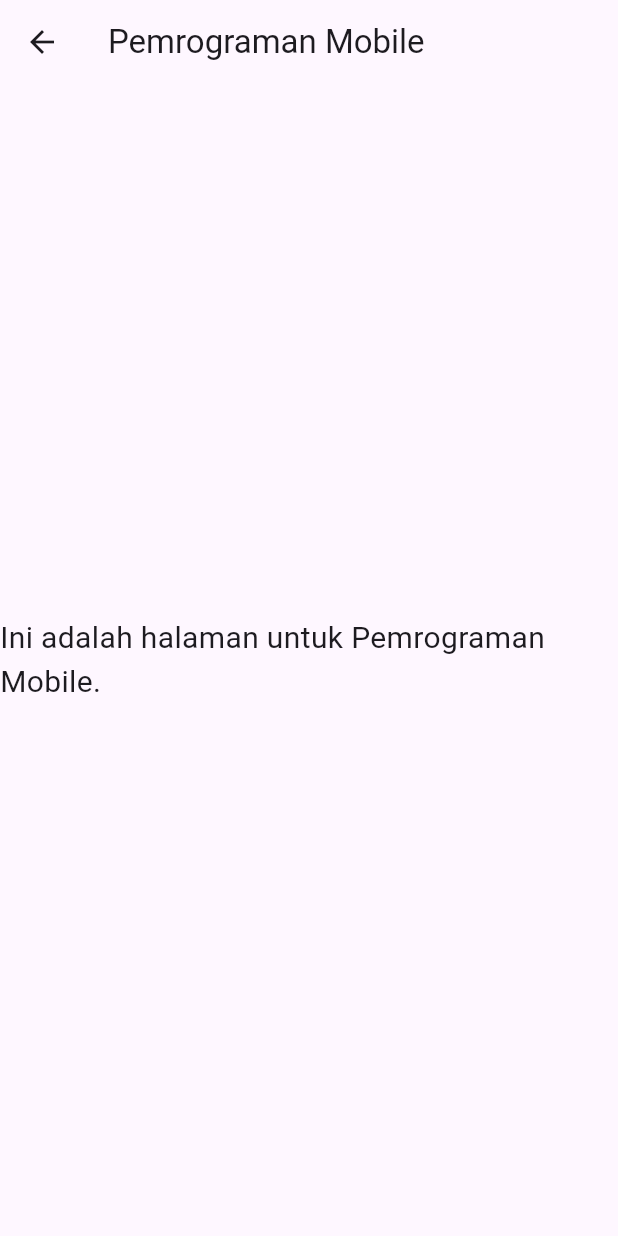
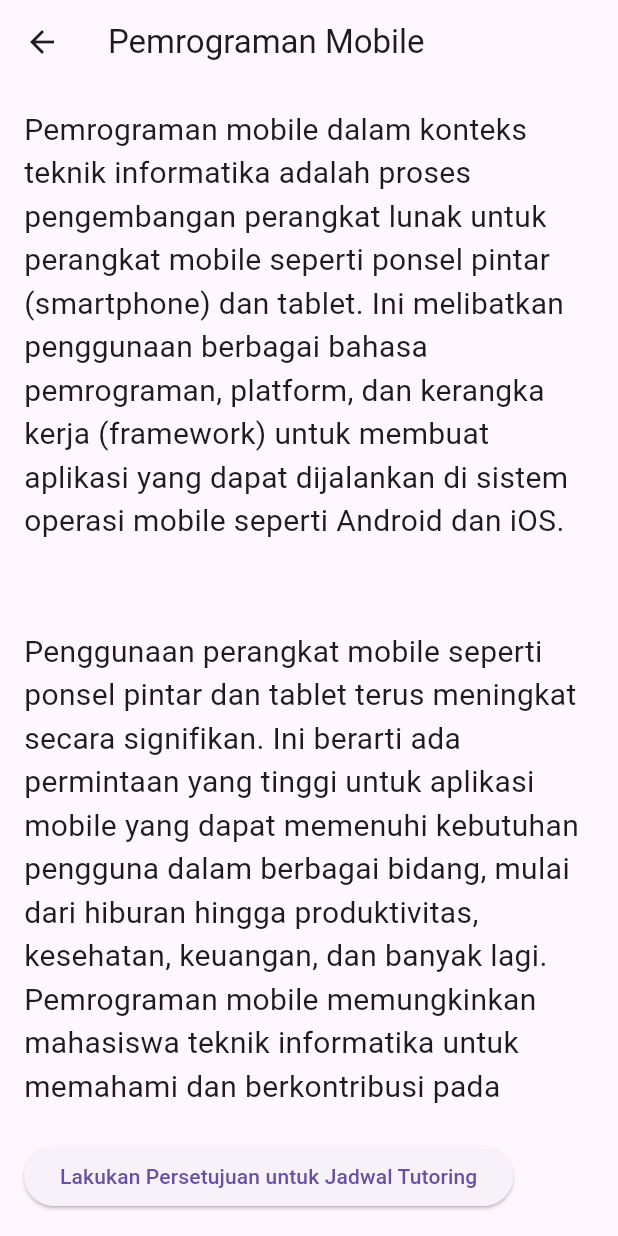
Before and after one commit to Kagachi1/aplikasi_tutor_pribadi, a Flutter app: the PemrogramanMobilePage screen opened directly, on a phone screen of 412 x 824 dp. Run offline on Flutter 3.47's test engine with Material 3 defaults, Android fonts, the phone set to English and light mode, and no system bars; Roboto replaces fonts that are missing (Nunito).

Commit message:
sedikit perubahan pada metodologi penelitian dan penambahan isi pada pemrograman mobile

```diff
--- a/lib/metodologi_penelitian.dart
+++ b/lib/metodologi_penelitian.dart
@@ -16,7 +16,7 @@ class MetodologiPenelitianPage extends StatelessWidget {
             Expanded(
               child: SingleChildScrollView(
                 child: Text(
-                  'Metodologi merupakan ilmu-ilmu/cara yang digunakan untuk memperoleh kebenaran menggunakan penelusuran dengan tata cara tertentu dalam menemukan kebenaran, tergantung dari realitas yang sedang dikaji.\nMatkul metode penelitian sangat penting untuk jurusan teknik informatika karena memberikan dasar yang kuat dalam memahami proses penelitian ilmiah, yang merupakan keterampilan penting bagi para mahasiswa untuk mengembangkan solusi yang inovatif dalam bidang teknik informatika.\n\n\nBerikut beberapa tutorial atau pembelajaran yang dapat dipilih mahasiswa untuk didiskusikan kepada dosen mata kuliah Metodologi Penelitian untuk meminta sedikit penjelasan dan pertanyaan terkait mata kuliah tersebut\n\n\n(1) Alat dan software apa saja yang diperlukan dalam mata kuliah Metodologi Penelitian.\n Mahasiswa akan diberikan penjelasan tentang apa saja yang diperlukan untuk matkul Metodologi Penelitian baik hardware maupun software\n\n\n(2) Cara pemasangan software pendukung\nMahasiswa akan diberikan tutorial terkait cara pemasangan untuk software pendukung yang digunakan untuk mempermudah pembuatan artikel dan jurnal ilmiah',
+                  'Metodologi merupakan ilmu-ilmu/cara yang digunakan untuk memperoleh kebenaran menggunakan penelusuran dengan tata cara tertentu dalam menemukan kebenaran, tergantung dari realitas yang sedang dikaji.\nMatkul metode penelitian sangat penting untuk jurusan teknik informatika karena memberikan dasar yang kuat dalam memahami proses penelitian ilmiah, yang merupakan keterampilan penting bagi para mahasiswa untuk mengembangkan solusi yang inovatif dalam bidang teknik informatika.\n\n\nBerikut beberapa tutorial atau pembelajaran yang dapat dipilih mahasiswa untuk didiskusikan kepada dosen mata kuliah Metodologi Penelitian untuk meminta sedikit penjelasan dan pertanyaan terkait mata kuliah tersebut\n\n\n(1) Alat dan software apa saja yang diperlukan dalam mata kuliah Metodologi Penelitian.\n Mahasiswa akan diberikan penjelasan tentang apa saja yang diperlukan untuk matkul Metodologi Penelitian baik hardware maupun software\n\n(2) Cara pemasangan software pendukung\nMahasiswa akan diberikan tutorial terkait cara pemasangan untuk software pendukung yang digunakan untuk mempermudah pembuatan artikel dan jurnal ilmiah',
                   style: TextStyle(
                     fontSize: 20,
                     fontFamily: 'Nunito', // Menggunakan font Nunito
--- a/lib/pemrograman_mobile.dart
+++ b/lib/pemrograman_mobile.dart
@@ -7,10 +7,57 @@ class PemrogramanMobilePage extends StatelessWidget {
       appBar: AppBar(
         title: Text('Pemrograman Mobile'),
       ),
-      body: Center(
-        child: Text(
-          'Ini adalah halaman untuk Pemrograman Mobile.',
-          style: TextStyle(fontSize: 20),
+      body: Padding(
+        padding: const EdgeInsets.all(16.0),
+        child: Column(
+          crossAxisAlignment: CrossAxisAlignment.start,
+          children: [
+            Expanded(
+              child: SingleChildScrollView(
+                child: Text(
+                  'Pemrograman mobile dalam konteks teknik informatika adalah proses pengembangan perangkat lunak untuk perangkat mobile seperti ponsel pintar (smartphone) dan tablet. Ini melibatkan penggunaan berbagai bahasa pemrograman, platform, dan kerangka kerja (framework) untuk membuat aplikasi yang dapat dijalankan di sistem operasi mobile seperti Android dan iOS.\n\n\nPenggunaan perangkat mobile seperti ponsel pintar dan tablet terus meningkat secara signifikan. Ini berarti ada permintaan yang tinggi untuk aplikasi mobile yang dapat memenuhi kebutuhan pengguna dalam berbagai bidang, mulai dari hiburan hingga produktivitas, kesehatan, keuangan, dan banyak lagi. Pemrograman mobile memungkinkan mahasiswa teknik informatika untuk memahami dan berkontribusi pada industri yang berkembang pesat ini.\n\n\nBerikut adalah beberapa tutorial/pembelajran yang dapat dipilih mahasiswa untuk mata kuliah Pemrograman Mobile:\n(1) Apa saja yang diperlukan untuk mata kuliah Pemrograman Mobile\nTutorial atau pembelajaran tentang apa saja yang diperlukan dalam mata kuliah Pemrograman Mobile, baik dari segi hardware maupuh software.\n\n(2) Tutorial Penginstallan Flutter\nTutorial atau arahan dari dosen matkul kepada mahasiswa terkait cara penginstallan flutter besrta SDK nya serta beberapa ekstensi yang diperlukan.', // Teks dikosongkan di sini
+                  style: TextStyle(
+                    fontSize: 20,
+                    fontFamily: 'Nunito',
+                  ),
+                  textAlign: TextAlign.left,
+                ),
+              ),
+            ),
+            SizedBox(height: 20),
+            ElevatedButton(
+              onPressed: () {
+                // Tampilkan dialog jadwal tutoring
+                showDialog(
+                  context: context,
+                  builder: (BuildContext context) {
+                    return AlertDialog(
+                      title: Text("Jadwal Tutoring"),
+                      content: SingleChildScrollView(
+                        child: Column(
+                          crossAxisAlignment: CrossAxisAlignment.start,
+                          children: [
+                            Text("Nama Dosen: Triyono, S.Kom"),
+                            Text("Nomor WA: +62-9876-54321"),
+                            Text("Ketersediaan: Rabu-Jumat, 10.00-15.00"),
+                          ],
+                        ),
+                      ),
+                      actions: [
+                        TextButton(
+                          onPressed: () {
+                            Navigator.of(context).pop();
+                          },
+                          child: Text("Tutup"),
+                        ),
+                      ],
+                    );
+                  },
+                );
+              },
+              child: Text("Lakukan Persetujuan untuk Jadwal Tutoring"),
+            ),
+          ],
         ),
       ),
     );
```
